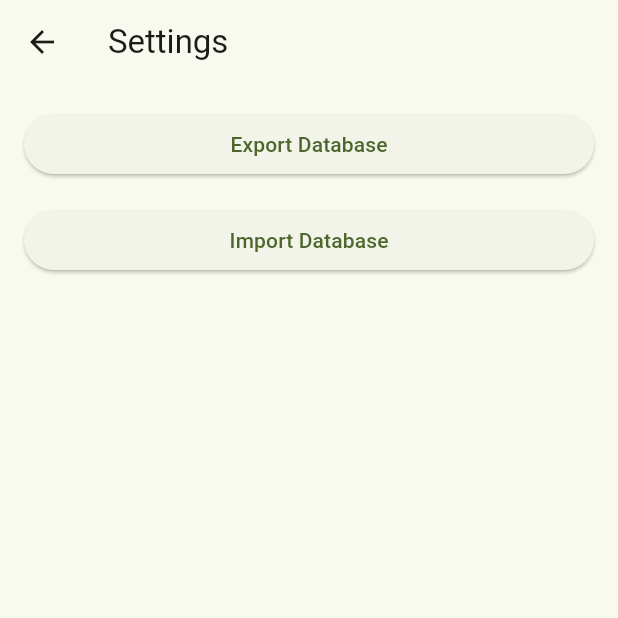
After one commit to ben-fletcher/Pooker, a Flutter app: the screen it shows after launch, after a tap on the "settings" icon, on a phone screen of 412 x 824 dp, the top half of it. The commit adds this screen. Run offline on Flutter 3.47's test engine with Material 3 defaults, Android fonts, the phone set to English and light mode, and no system bars; our stand-ins replace confetti, file_picker, google_fonts, sqflite, sqflite_common_ffi_web; accounts and stored records are empty; Roboto replaces fonts that are missing (AR One Sans).

Commit message:
Added export/import functionality

```diff
--- /dev/null
+++ b/lib/pages/settings.dart
@@ -0,0 +1,74 @@
+import 'package:flutter/material.dart';
+import 'package:file_picker/file_picker.dart';
+import 'package:flutter/foundation.dart'; // Add this import
+import 'package:pooker_score/services/database_service.dart';
+
+class SettingsPage extends StatefulWidget {
+  const SettingsPage({super.key});
+
+  @override
+  State<SettingsPage> createState() => _SettingsPageState();
+}
+
+class _SettingsPageState extends State<SettingsPage> {
+  Future<void> _exportDatabase() async {
+    if (kIsWeb) {
+      ScaffoldMessenger.of(context).showSnackBar(
+        const SnackBar(content: Text('Export is not supported on web')),
+      );
+      return;
+    }
+
+    await GameDatabaseService.exportDatabase();
+    ScaffoldMessenger.of(context).showSnackBar(
+      const SnackBar(content: Text('Database exported')),
+    );
+  }
+
+  Future<void> _importDatabase() async {
+    if (kIsWeb) {
+      ScaffoldMessenger.of(context).showSnackBar(
+        const SnackBar(content: Text('Import is not supported on web')),
+      );
+      return;
+    }
+
+    FilePickerResult? result = await FilePicker.platform.pickFiles(
+      dialogTitle: 'Import Database',
+      type: FileType.any,
+    );
+
+    if (result != null && result.files.single.path != null) {
+      await GameDatabaseService.importDatabase(result.files.single.path!);
+      ScaffoldMessenger.of(context).showSnackBar(
+        const SnackBar(content: Text('Database imported successfully')),
+      );
+    }
+  }
+
+  @override
+  Widget build(BuildContext context) {
+    return Scaffold(
+      appBar: AppBar(
+        title: const Text('Settings'),
+      ),
+      body: Padding(
+        padding: const EdgeInsets.all(16.0),
+        child: Column(
+          crossAxisAlignment: CrossAxisAlignment.stretch,
+          children: [
+            ElevatedButton(
+              onPressed: _exportDatabase,
+              child: const Text('Export Database'),
+            ),
+            const SizedBox(height: 16),
+            ElevatedButton(
+              onPressed: _importDatabase,
+              child: const Text('Import Database'),
+            ),
+          ],
+        ),
+      ),
+    );
+  }
+}
--- a/lib/pages/start.dart
+++ b/lib/pages/start.dart
@@ -2,6 +2,7 @@ import 'package:flutter/material.dart';
 import 'package:pooker_score/models/game_model.dart';
 import 'package:pooker_score/pages/history.dart';
 import 'package:pooker_score/pages/players.dart';
+import 'package:pooker_score/pages/settings.dart';
 import 'package:pooker_score/pages/setup.dart';
 import 'package:pooker_score/theme.dart';
 import 'package:provider/provider.dart';
@@ -14,19 +15,39 @@ class StartPage extends StatelessWidget {
     return Consumer<MaterialTheme>(builder: (context, theme, _) {
       return Theme(
         data: theme.lightHighContrast(),
-        child: Scaffold(
-          body: Container(
+        child: Stack(
+          children: [
+            Container(
               decoration: BoxDecoration(
                 image: DecorationImage(
                   image: AssetImage('assets/pool_table_background.jpg'),
                   fit: BoxFit.cover,
                 ),
               ),
-            child: Center(
+            ),
+            Scaffold(
+              backgroundColor: Colors.transparent,
+              appBar: AppBar(
+                backgroundColor: Colors.transparent,
+                actions: [
+                  IconButton(
+                    icon: Icon(
+                      Icons.settings,
+                      color: Colors.white,
+                    ),
+                    onPressed: () {
+                      Navigator.of(context).push(
+                        MaterialPageRoute(
+                            builder: (context) => const SettingsPage()),
+                      );
+                    },
+                  ),
+                ],
+              ),
+              body: Center(
                 child: Column(
                   mainAxisAlignment: MainAxisAlignment.center,
                   children: <Widget>[
-                  SizedBox(height: 80),
                     Spacer(),
                     const Text(
                       "Welcome to",
@@ -110,6 +131,7 @@ class StartPage extends StatelessWidget {
                 ),
               ),
             ),
+          ],
         ),
       );
     });
--- a/lib/services/database_service.dart
+++ b/lib/services/database_service.dart
@@ -1,3 +1,5 @@
+import 'dart:io'; // Add this import
+import 'package:file_picker/file_picker.dart';
 import 'package:sqflite/sqflite.dart';
 import 'package:sqflite_common_ffi_web/sqflite_ffi_web.dart';
 // ignore: depend_on_referenced_packages
@@ -9,13 +11,7 @@ class GameDatabaseService {
   static Database? _database;
 
   static Future<void> initDatabase() async {
-    String path;
-    if (kIsWeb) {
-      databaseFactory = databaseFactoryFfiWeb;
-      path = 'pooker.db';
-    } else {
-      path = join(await getDatabasesPath(), 'pooker.db');
-    }
+    String path = await getDatabasePath();
 
     _database = await openDatabase(
       path,
@@ -32,6 +28,17 @@ class GameDatabaseService {
       },
       version: 2,
     );
+  }
+
+  static Future<String> getDatabasePath() async {
+    String path;
+    if (kIsWeb) {
+      databaseFactory = databaseFactoryFfiWeb;
+      path = 'pooker.db';
+    } else {
+      path = join(await getDatabasesPath(), 'pooker.db');
+    }
+    return path;
   }
 
   static Future<void> insertGameResult(GameResult gameResult) async {
@@ -111,7 +118,8 @@ class GameDatabaseService {
       );
 
       value['gamesPlayed'] = (value['gamesPlayed'] ?? 0) + 1;
-      value['gamesWon'] = (value['gamesWon'] ?? 0) + playerResult == winnerResult ? 1 : 0;
+      value['gamesWon'] =
+          (value['gamesWon'] ?? 0) + playerResult == winnerResult ? 1 : 0;
       value['totalScore'] = (value['totalScore'] ?? 0) + playerResult.score;
 
       final highestScore = value['highestScore'] ?? 0;
@@ -133,4 +141,50 @@ class GameDatabaseService {
 
     return result;
   }
+
+  static Future<void> exportDatabase() async {
+    if (_database == null) return;
+
+    try {
+      final String dbPath = await getDatabasePath();
+      final File dbFile = File(dbPath);
+
+      String? outputPath = await FilePicker.platform.saveFile(
+          dialogTitle: 'Export Database',
+          fileName: 'pooker.db',
+          bytes: await dbFile.readAsBytes());
+
+      debugPrint("Database exported successfully to $outputPath");
+    } catch (e) {
+      debugPrint("Error exporting database: $e");
+    }
+  }
+
+  static Future<void> importDatabase(String sourcePath) async {
+    if (_database != null) {
+      await _database!.close();
+      _database = null;
+    }
+
+    try {
+      String dbPath = await getDatabasePath();
+
+      // Replace the current database file with the imported file
+      final File sourceFile = File(sourcePath);
+      final File destinationFile = File(dbPath);
+
+      if (await sourceFile.exists()) {
+        await destinationFile.writeAsBytes(await sourceFile.readAsBytes(),
+            flush: true);
+        debugPrint("Database imported successfully from $sourcePath");
+
+        // Reinitialize the database
+        await initDatabase();
+      } else {
+        debugPrint("Source database file does not exist at $sourcePath");
+      }
+    } catch (e) {
+      debugPrint("Error importing database: $e");
+    }
+  }
 }
--- a/pubspec.yaml
+++ b/pubspec.yaml
@@ -42,6 +42,7 @@ dependencies:
   google_fonts: ^6.2.1
 
   path: any
+  file_picker: ^9.2.1
 dev_dependencies:
   flutter_test:
     sdk: flutter
```
Also changed, not shown: pubspec.lock. Lines whose indentation alone changed are shown as unchanged.
